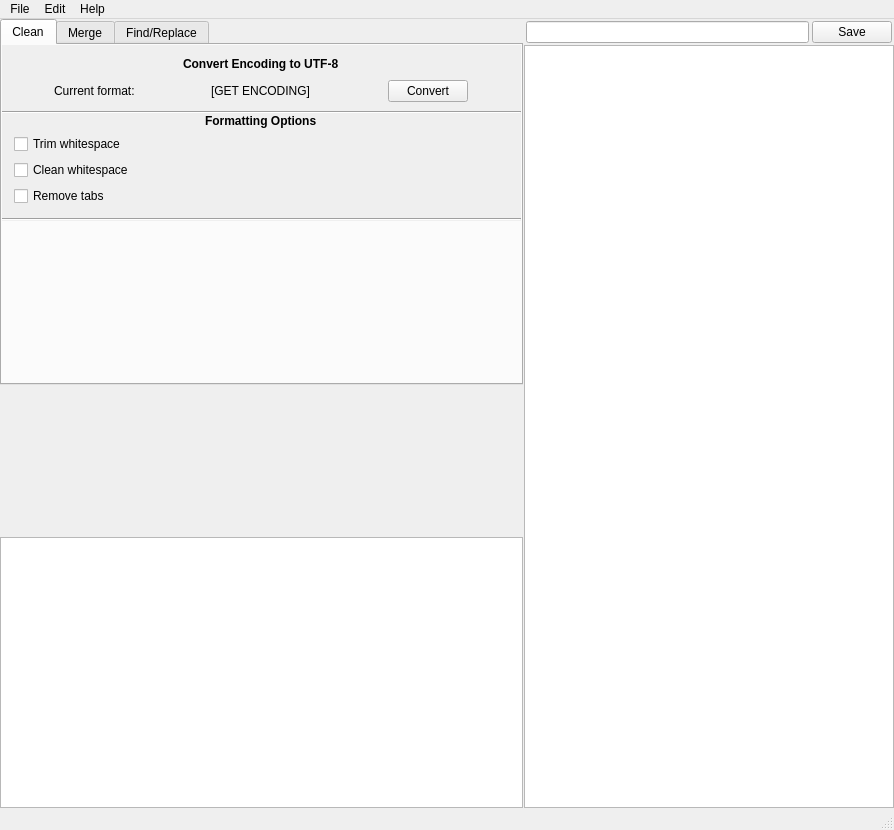
Old version of the form src/views/ui/main_window.ui in the repository L3Digital-Net/TextTools.
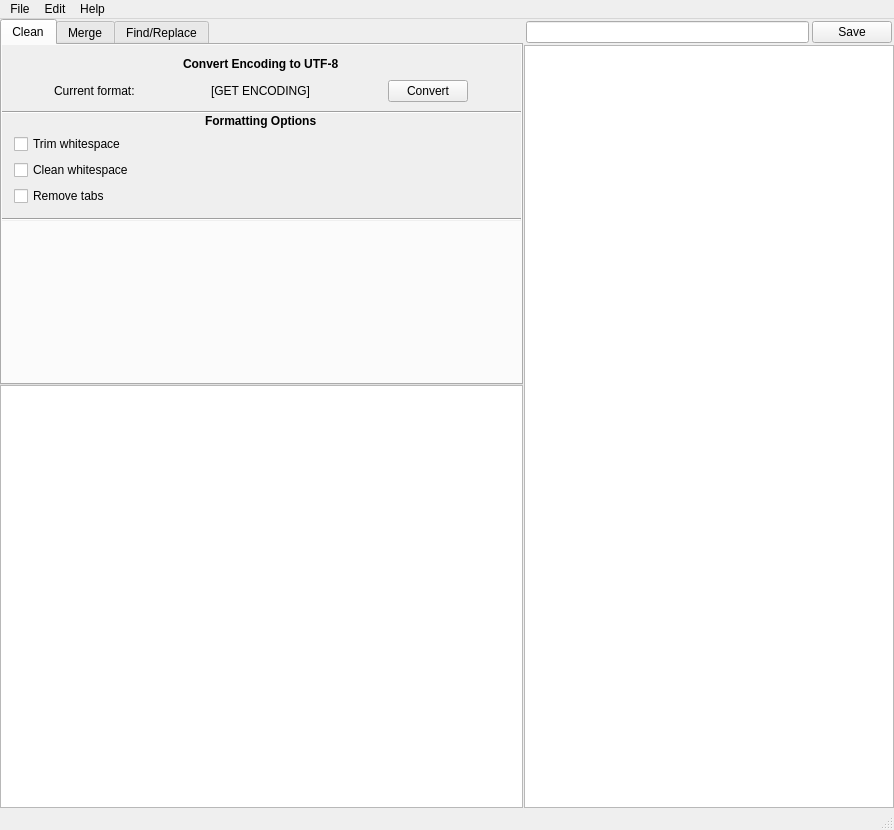
New version of the form. Icons and pictures are not drawn.

Commit message: Refactor code structure for improved readability and maintainability

```diff
--- a/src/views/ui/main_window.ui
+++ b/src/views/ui/main_window.ui
@@ -101,28 +101,26 @@
             <number>0</number>
            </property>
            <item>
-            <widget class="QSplitter" name="leftPanelSplitter">
-             <property name="sizePolicy">
-              <sizepolicy hsizetype="Preferred" vsizetype="Expanding">
-               <horstretch>0</horstretch>
-               <verstretch>0</verstretch>
-              </sizepolicy>
-             </property>
-             <property name="orientation">
-              <enum>Qt::Orientation::Vertical</enum>
-             </property>
-             <property name="handleWidth">
-              <number>1</number>
-             </property>
-             <property name="childrenCollapsible">
-              <bool>true</bool>
-             </property>
-             <widget class="QWidget" name="verticalLayoutWidget_2">
-              <layout class="QHBoxLayout" name="tabLayout" stretch="0">
+            <!-- leftContentLayout replaces the vertical QSplitter — tabWidget
+                 (Maximum) takes its natural height, fileTreeView (Expanding)
+                 fills all remaining space automatically. No user resizing. -->
+            <layout class="QVBoxLayout" name="leftContentLayout">
                <property name="spacing">
                 <number>0</number>
                </property>
-               <item alignment="Qt::AlignmentFlag::AlignTop">
+             <property name="leftMargin">
+              <number>0</number>
+             </property>
+             <property name="topMargin">
+              <number>0</number>
+             </property>
+             <property name="rightMargin">
+              <number>0</number>
+             </property>
+             <property name="bottomMargin">
+              <number>0</number>
+             </property>
+             <item>
                 <widget class="QTabWidget" name="tabWidget">
                  <property name="sizePolicy">
                   <sizepolicy hsizetype="Expanding" vsizetype="Maximum">
@@ -828,13 +826,6 @@
                  </widget>
                 </widget>
                </item>
-              </layout>
-             </widget>
-             <widget class="QWidget" name="verticalLayoutWidget">
-              <layout class="QVBoxLayout" name="fileTreeLayout" stretch="0">
-               <property name="spacing">
-                <number>0</number>
-               </property>
                <item>
                 <widget class="QTreeView" name="fileTreeView">
                  <property name="sizePolicy">
@@ -849,8 +840,6 @@
                 </widget>
                </item>
               </layout>
-             </widget>
-            </widget>
            </item>
           </layout>
          </widget>
```
Lines whose indentation alone changed are shown as unchanged. The commit also changes 1 other file.
